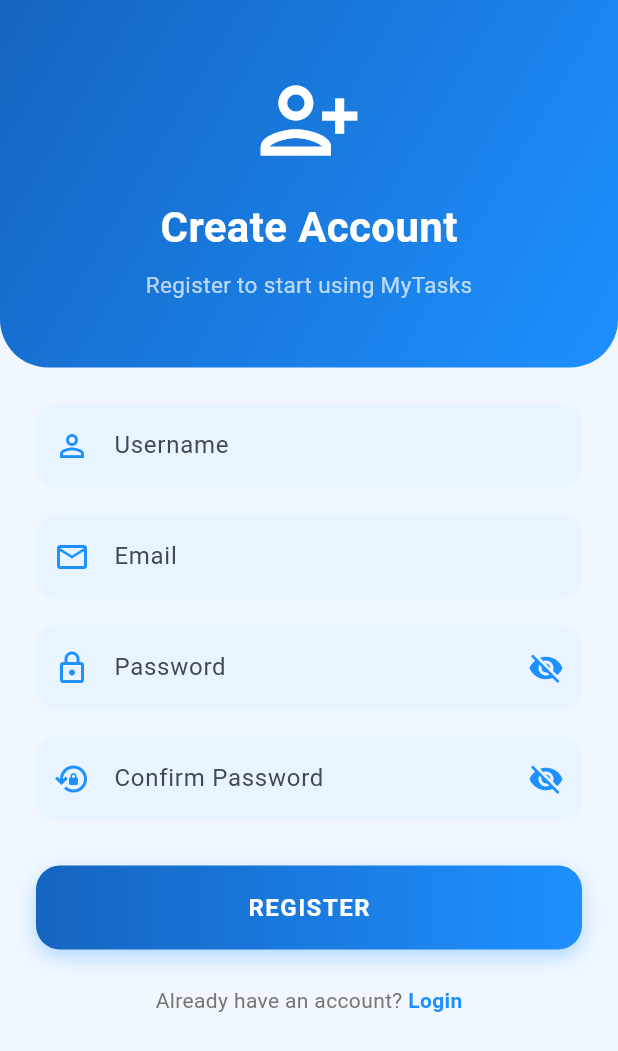
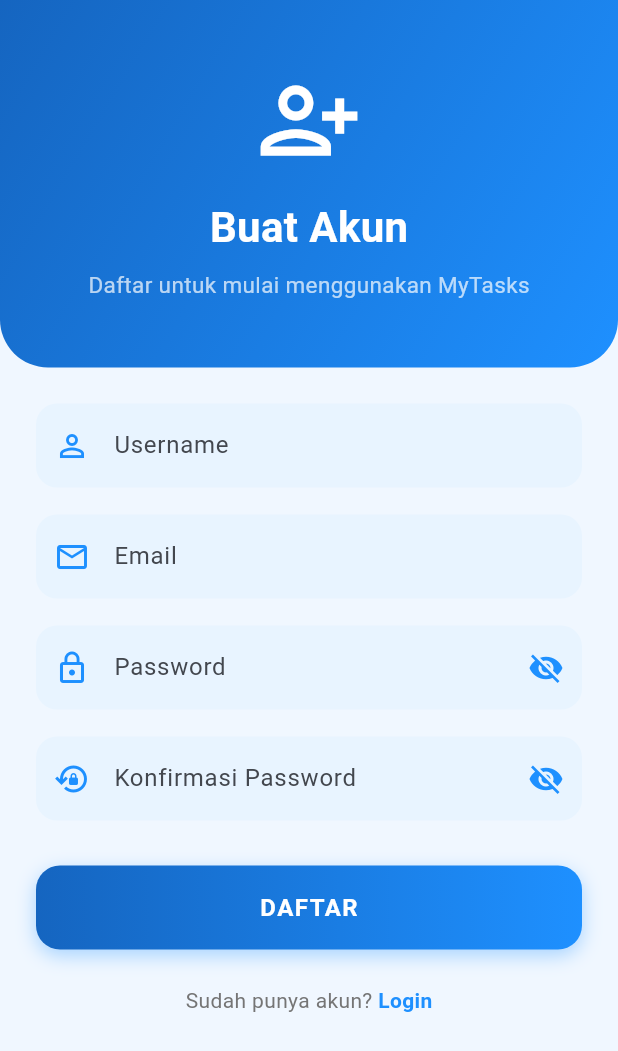
Before and after one commit to Adrian-301/ToDo-App, a Flutter app: the screen it shows after launch, after a tap on "Register", on a phone screen of 412 x 824 dp. Shown: the top 1051 px of the screen. Run offline on Flutter 3.47's test engine with Material 3 defaults, Android fonts, the phone set to English and light mode, and no system bars.

Commit message:
Memperbaiki register.dart

```diff
--- a/todoapp/lib/register.dart
+++ b/todoapp/lib/register.dart
@@ -1,5 +1,4 @@
 import 'package:flutter/material.dart';
-import 'main.dart';
 import 'login.dart';
 
 class RegisterPage extends StatefulWidget {
@@ -10,31 +9,32 @@ class RegisterPage extends StatefulWidget {
 }
 
 class _RegisterPageState extends State<RegisterPage> {
-  final TextEditingController usernameController =
-      TextEditingController();
+  final TextEditingController _usernameCtrl        = TextEditingController();
+  final TextEditingController _emailCtrl           = TextEditingController();
+  final TextEditingController _passwordCtrl        = TextEditingController();
+  final TextEditingController _confirmPasswordCtrl = TextEditingController();
 
-  final TextEditingController emailController =
-      TextEditingController();
+  bool _isPasswordHidden        = true;
+  bool _isConfirmPasswordHidden = true;
 
-  final TextEditingController passwordController =
-      TextEditingController();
+  static const Color kDodgerBlue = Color(0xFF1E90FF);
+  static const Color kLightBlue  = Color(0xFFE8F4FF);
+  static const Color kDarkBlue   = Color(0xFF1565C0);
 
-  final TextEditingController confirmPasswordController =
-      TextEditingController();
+  @override
+  void dispose() {
+    _usernameCtrl.dispose();
+    _emailCtrl.dispose();
+    _passwordCtrl.dispose();
+    _confirmPasswordCtrl.dispose();
+    super.dispose();
+  }
 
-  bool isPasswordHidden = true;
-  bool isConfirmPasswordHidden = true;
-
-  static const Color dodgerBlue = Color(0xFF1E90FF);
-  static const Color lightBlue = Color(0xFFE8F4FF);
-  static const Color darkBlue = Color(0xFF1565C0);
-
-  void register() {
-    Navigator.push(
+  void _register() {
+    Navigator.pushAndRemoveUntil(
       context,
-      MaterialPageRoute(
-        builder: (context) => const LoginPage(),
-      ),
+      MaterialPageRoute(builder: (_) => const LoginPage()),
+      (_) => false,
     );
   }
 
@@ -45,13 +45,13 @@ class _RegisterPageState extends State<RegisterPage> {
       body: SafeArea(
         child: Column(
           children: [
-            // HEADER
+            // ── Header ──────────────────────────────────────────────────────
             Container(
               width: double.infinity,
               padding: const EdgeInsets.symmetric(vertical: 45),
               decoration: const BoxDecoration(
                 gradient: LinearGradient(
-                  colors: [darkBlue, dodgerBlue],
+                  colors: [kDarkBlue, kDodgerBlue],
                   begin: Alignment.topLeft,
                   end: Alignment.bottomRight,
                 ),
@@ -60,16 +60,13 @@ class _RegisterPageState extends State<RegisterPage> {
                   bottomRight: Radius.circular(32),
                 ),
               ),
-              child: Column(
-                children: const [
-                  Icon(
-                    Icons.person_add_alt_1_outlined,
-                    size: 70,
-                    color: Colors.white,
-                  ),
+              child: const Column(
+                children: [
+                  Icon(Icons.person_add_alt_1_outlined,
+                      size: 70, color: Colors.white),
                   SizedBox(height: 16),
                   Text(
-                    "Create Account",
+                    'Buat Akun',
                     style: TextStyle(
                       color: Colors.white,
                       fontSize: 28,
@@ -78,155 +75,105 @@ class _RegisterPageState extends State<RegisterPage> {
                   ),
                   SizedBox(height: 8),
                   Text(
-                    "Register to start using MyTasks",
-                    style: TextStyle(
-                      color: Colors.white70,
-                      fontSize: 15,
-                    ),
+                    'Daftar untuk mulai menggunakan MyTasks',
+                    style: TextStyle(color: Colors.white70, fontSize: 15),
                   ),
                 ],
               ),
             ),
 
+            // ── Form ────────────────────────────────────────────────────────
             Expanded(
               child: SingleChildScrollView(
                 padding: const EdgeInsets.all(24),
                 child: Column(
                   children: [
-                    // USERNAME
+                    // Username
                     TextField(
-                      controller: usernameController,
-                      decoration: InputDecoration(
-                        hintText: "Username",
-                        prefixIcon: const Icon(
-                          Icons.person_outline,
-                          color: dodgerBlue,
-                        ),
-                        filled: true,
-                        fillColor: lightBlue,
-                        border: OutlineInputBorder(
-                          borderRadius: BorderRadius.circular(14),
-                          borderSide: BorderSide.none,
+                      controller: _usernameCtrl,
+                      decoration:
+                          _inputDeco('Username', Icons.person_outline),
+                    ),
+
+                    const SizedBox(height: 18),
+
+                    // Email
+                    TextField(
+                      controller: _emailCtrl,
+                      keyboardType: TextInputType.emailAddress,
+                      decoration:
+                          _inputDeco('Email', Icons.email_outlined),
+                    ),
+
+                    const SizedBox(height: 18),
+
+                    // Password
+                    TextField(
+                      controller: _passwordCtrl,
+                      obscureText: _isPasswordHidden,
+                      decoration: _inputDeco(
+                        'Password',
+                        Icons.lock_outline,
+                        suffix: IconButton(
+                          icon: Icon(
+                            _isPasswordHidden
+                                ? Icons.visibility_off
+                                : Icons.visibility,
+                            color: kDodgerBlue,
+                          ),
+                          onPressed: () => setState(
+                              () => _isPasswordHidden = !_isPasswordHidden),
                         ),
                       ),
                     ),
 
                     const SizedBox(height: 18),
 
-                    // EMAIL
+                    // Konfirmasi Password
                     TextField(
-                      controller: emailController,
-                      decoration: InputDecoration(
-                        hintText: "Email",
-                        prefixIcon: const Icon(
-                          Icons.email_outlined,
-                          color: dodgerBlue,
-                        ),
-                        filled: true,
-                        fillColor: lightBlue,
-                        border: OutlineInputBorder(
-                          borderRadius: BorderRadius.circular(14),
-                          borderSide: BorderSide.none,
-                        ),
-                      ),
-                    ),
-
-                    const SizedBox(height: 18),
-
-                    // PASSWORD
-                    TextField(
-                      controller: passwordController,
-                      obscureText: isPasswordHidden,
-                      decoration: InputDecoration(
-                        hintText: "Password",
-                        prefixIcon: const Icon(
-                          Icons.lock_outline,
-                          color: dodgerBlue,
-                        ),
-                        suffixIcon: IconButton(
+                      controller: _confirmPasswordCtrl,
+                      obscureText: _isConfirmPasswordHidden,
+                      decoration: _inputDeco(
+                        'Konfirmasi Password',
+                        Icons.lock_reset_outlined,
+                        suffix: IconButton(
                           icon: Icon(
-                            isPasswordHidden
+                            _isConfirmPasswordHidden
                                 ? Icons.visibility_off
                                 : Icons.visibility,
-                            color: dodgerBlue,
+                            color: kDodgerBlue,
                           ),
-                          onPressed: () {
-                            setState(() {
-                              isPasswordHidden =
-                                  !isPasswordHidden;
-                            });
-                          },
-                        ),
-                        filled: true,
-                        fillColor: lightBlue,
-                        border: OutlineInputBorder(
-                          borderRadius: BorderRadius.circular(14),
-                          borderSide: BorderSide.none,
-                        ),
-                      ),
-                    ),
-
-                    const SizedBox(height: 18),
-
-                    // CONFIRM PASSWORD
-                    TextField(
-                      controller: confirmPasswordController,
-                      obscureText: isConfirmPasswordHidden,
-                      decoration: InputDecoration(
-                        hintText: "Confirm Password",
-                        prefixIcon: const Icon(
-                          Icons.lock_reset_outlined,
-                          color: dodgerBlue,
-                        ),
-                        suffixIcon: IconButton(
-                          icon: Icon(
-                            isConfirmPasswordHidden
-                                ? Icons.visibility_off
-                                : Icons.visibility,
-                            color: dodgerBlue,
-                          ),
-                          onPressed: () {
-                            setState(() {
-                              isConfirmPasswordHidden =
-                                  !isConfirmPasswordHidden;
-                            });
-                          },
-                        ),
-                        filled: true,
-                        fillColor: lightBlue,
-                        border: OutlineInputBorder(
-                          borderRadius: BorderRadius.circular(14),
-                          borderSide: BorderSide.none,
+                          onPressed: () => setState(
+                              () => _isConfirmPasswordHidden =
+                                  !_isConfirmPasswordHidden),
                         ),
                       ),
                     ),
 
                     const SizedBox(height: 30),
 
-                    // REGISTER BUTTON
+                    // Tombol Daftar
                     GestureDetector(
-                      onTap: register,
+                      onTap: _register,
                       child: Container(
                         width: double.infinity,
                         height: 56,
                         decoration: BoxDecoration(
                           gradient: const LinearGradient(
-                            colors: [darkBlue, dodgerBlue],
+                            colors: [kDarkBlue, kDodgerBlue],
                           ),
-                          borderRadius:
-                              BorderRadius.circular(16),
+                          borderRadius: BorderRadius.circular(16),
                           boxShadow: [
                             BoxShadow(
-                              color:
-                                  dodgerBlue.withOpacity(0.3),
+                              color: kDodgerBlue.withOpacity(0.35),
                               blurRadius: 10,
-                              offset: const Offset(0, 5),
+                              offset: const Offset(0, 4),
                             ),
                           ],
                         ),
                         child: const Center(
                           child: Text(
-                            "REGISTER",
+                            'DAFTAR',
                             style: TextStyle(
                               color: Colors.white,
                               fontWeight: FontWeight.bold,
@@ -240,31 +187,24 @@ class _RegisterPageState extends State<RegisterPage> {
 
                     const SizedBox(height: 24),
 
-                    // LOGIN NAVIGATION
+                    // Navigasi ke Login
                     Row(
-                      mainAxisAlignment:
-                          MainAxisAlignment.center,
+                      mainAxisAlignment: MainAxisAlignment.center,
                       children: [
                         Text(
-                          "Already have an account? ",
-                          style: TextStyle(
-                            color: Colors.grey.shade600,
-                          ),
+                          'Sudah punya akun? ',
+                          style: TextStyle(color: Colors.grey.shade600),
                         ),
                         GestureDetector(
-                          onTap: () {
-                            Navigator.push(
-                              context,
-                              MaterialPageRoute(
-                                builder: (context) =>
-                                    const LoginPage(),
-                              ),
-                            );
-                          },
+                          onTap: () => Navigator.push(
+                            context,
+                            MaterialPageRoute(
+                                builder: (_) => const LoginPage()),
+                          ),
                           child: const Text(
-                            "Login",
+                            'Login',
                             style: TextStyle(
-                              color: dodgerBlue,
+                              color: kDodgerBlue,
                               fontWeight: FontWeight.bold,
                             ),
                           ),
@@ -280,4 +220,21 @@ class _RegisterPageState extends State<RegisterPage> {
       ),
     );
   }
+
+  InputDecoration _inputDeco(String hint, IconData icon, {Widget? suffix}) =>
+      InputDecoration(
+        hintText: hint,
+        prefixIcon: Icon(icon, color: kDodgerBlue),
+        suffixIcon: suffix,
+        filled: true,
+        fillColor: kLightBlue,
+        border: OutlineInputBorder(
+          borderRadius: BorderRadius.circular(14),
+          borderSide: BorderSide.none,
+        ),
+        focusedBorder: OutlineInputBorder(
+          borderRadius: BorderRadius.circular(14),
+          borderSide: const BorderSide(color: kDodgerBlue, width: 1.5),
+        ),
+      );
 }
```
